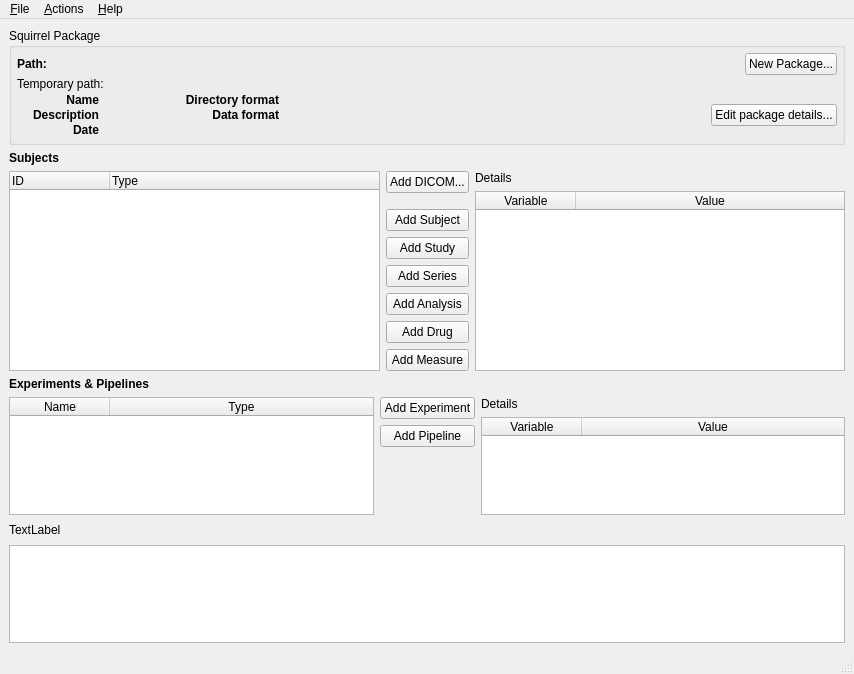
The window that src/squirrel-gui/mainwindow.ui (gbook/squirrel) describes before a commit, drawn with Qt 5.
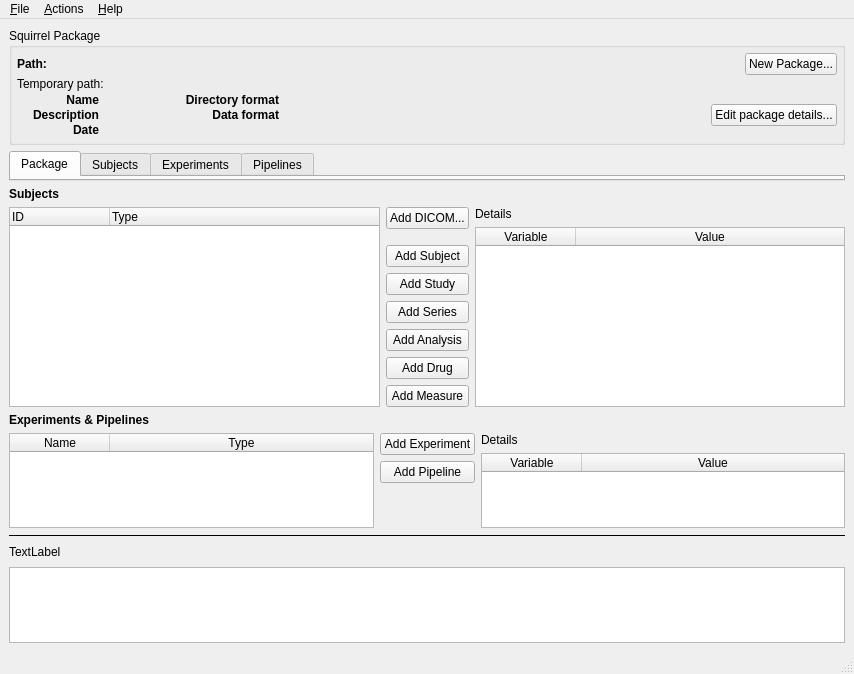
The same window after the commit. Icons and pictures are not drawn.

What changed in the file:
```diff
--- a/src/squirrel-gui/mainwindow.ui
+++ b/src/squirrel-gui/mainwindow.ui
@@ -24,7 +24,7 @@
    </iconset>
   </property>
   <widget class="QWidget" name="centralwidget">
-   <layout class="QVBoxLayout" name="verticalLayout_2" stretch="0,0,1,0,0,0,0">
+   <layout class="QVBoxLayout" name="verticalLayout_2" stretch="0,0,0,1,0,0,0,0,0">
     <item>
      <widget class="QGroupBox" name="groupBox">
       <property name="title">
@@ -270,6 +270,33 @@
       </layout>
      </widget>
     </item>
+    <item>
+     <widget class="QTabWidget" name="tabWidget">
+      <property name="currentIndex">
+       <number>0</number>
+      </property>
+      <widget class="QWidget" name="tab">
+       <attribute name="title">
+        <string>Package</string>
+       </attribute>
+      </widget>
+      <widget class="QWidget" name="tab_2">
+       <attribute name="title">
+        <string>Subjects</string>
+       </attribute>
+      </widget>
+      <widget class="QWidget" name="tab_3">
+       <attribute name="title">
+        <string>Experiments</string>
+       </attribute>
+      </widget>
+      <widget class="QWidget" name="tab_4">
+       <attribute name="title">
+        <string>Pipelines</string>
+       </attribute>
+      </widget>
+     </widget>
+    </item>
     <item>
      <widget class="QLabel" name="label_2">
       <property name="font">
@@ -287,6 +314,9 @@
      <layout class="QHBoxLayout" name="horizontalLayout_2" stretch="0,0,0">
       <item>
        <widget class="QTreeWidget" name="packageTree">
+        <property name="styleSheet">
+         <string notr="true"/>
+        </property>
         <property name="editTriggers">
          <set>QAbstractItemView::DoubleClicked|QAbstractItemView::EditKeyPressed</set>
         </property>
@@ -562,6 +592,22 @@
       </item>
      </layout>
     </item>
+    <item>
+     <widget class="Line" name="line">
+      <property name="frameShadow">
+       <enum>QFrame::Plain</enum>
+      </property>
+      <property name="lineWidth">
+       <number>1</number>
+      </property>
+      <property name="midLineWidth">
+       <number>0</number>
+      </property>
+      <property name="orientation">
+       <enum>Qt::Horizontal</enum>
+      </property>
+     </widget>
+    </item>
     <item>
      <layout class="QHBoxLayout" name="horizontalLayout_6">
       <item>
```
